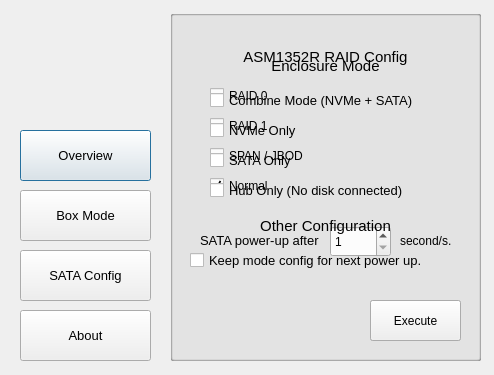
Old version of the form ultra_enclosure_manager.ui in the repository barryblueice/R-SODIUM-Ultra-Enclosure-Manager.
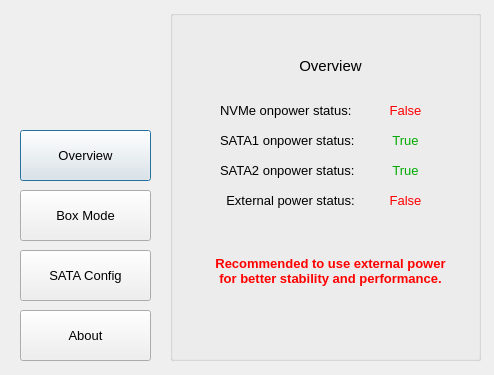
New version of the form. Icons and pictures are not drawn.

```diff
--- a/ultra_enclosure_manager.ui
+++ b/ultra_enclosure_manager.ui
@@ -152,7 +152,7 @@
     </font>
    </property>
    <property name="autoFillBackground">
-    <bool>false</bool>
+    <bool>true</bool>
    </property>
    <property name="title">
     <string/>
@@ -311,15 +311,214 @@
      <height>351</height>
     </rect>
    </property>
+   <property name="autoFillBackground">
+    <bool>true</bool>
+   </property>
    <property name="title">
     <string/>
    </property>
-   <widget class="QLabel" name="label_5">
+   <widget class="QScrollArea" name="scrollArea">
     <property name="geometry">
      <rect>
-      <x>70</x>
+      <x>-1</x>
+      <y>0</y>
+      <width>311</width>
+      <height>351</height>
+     </rect>
+    </property>
+    <property name="autoFillBackground">
+     <bool>false</bool>
+    </property>
+    <property name="widgetResizable">
+     <bool>true</bool>
+    </property>
+    <widget class="QWidget" name="scrollAreaWidgetContents">
+     <property name="geometry">
+      <rect>
+       <x>0</x>
+       <y>0</y>
+       <width>297</width>
+       <height>1000</height>
+      </rect>
+     </property>
+     <property name="minimumSize">
+      <size>
+       <width>100</width>
+       <height>1000</height>
+      </size>
+     </property>
+     <property name="autoFillBackground">
+      <bool>false</bool>
+     </property>
+     <widget class="QCheckBox" name="sataonly">
+      <property name="geometry">
+       <rect>
+        <x>40</x>
+        <y>130</y>
+        <width>231</width>
+        <height>21</height>
+       </rect>
+      </property>
+      <property name="font">
+       <font>
+        <pointsize>10</pointsize>
+       </font>
+      </property>
+      <property name="text">
+       <string>SATA Only</string>
+      </property>
+     </widget>
+     <widget class="QPushButton" name="boxmode_execute">
+      <property name="geometry">
+       <rect>
+        <x>200</x>
+        <y>280</y>
+        <width>91</width>
+        <height>41</height>
+       </rect>
+      </property>
+      <property name="text">
+       <string>Execute</string>
+      </property>
+     </widget>
+     <widget class="QCheckBox" name="combinemode">
+      <property name="geometry">
+       <rect>
+        <x>40</x>
+        <y>70</y>
+        <width>231</width>
+        <height>21</height>
+       </rect>
+      </property>
+      <property name="font">
+       <font>
+        <pointsize>10</pointsize>
+       </font>
+      </property>
+      <property name="text">
+       <string>Combine Mode (NVMe + SATA)</string>
+      </property>
+     </widget>
+     <widget class="QLabel" name="label_6">
+      <property name="geometry">
+       <rect>
+        <x>70</x>
+        <y>190</y>
+        <width>171</width>
+        <height>31</height>
+       </rect>
+      </property>
+      <property name="font">
+       <font>
+        <pointsize>11</pointsize>
+       </font>
+      </property>
+      <property name="text">
+       <string>Other Configuration</string>
+      </property>
+      <property name="alignment">
+       <set>Qt::AlignmentFlag::AlignCenter</set>
+      </property>
+     </widget>
+     <widget class="QCheckBox" name="hubonly">
+      <property name="geometry">
+       <rect>
+        <x>40</x>
+        <y>160</y>
+        <width>231</width>
+        <height>21</height>
+       </rect>
+      </property>
+      <property name="font">
+       <font>
+        <pointsize>10</pointsize>
+       </font>
+      </property>
+      <property name="text">
+       <string>Hub Only (No disk connected)</string>
+      </property>
+     </widget>
+     <widget class="QCheckBox" name="nvmeonly">
+      <property name="geometry">
+       <rect>
+        <x>40</x>
+        <y>100</y>
+        <width>231</width>
+        <height>21</height>
+       </rect>
+      </property>
+      <property name="font">
+       <font>
+        <pointsize>10</pointsize>
+       </font>
+      </property>
+      <property name="text">
+       <string>NVMe Only</string>
+      </property>
+     </widget>
+     <widget class="QLabel" name="label_5">
+      <property name="geometry">
+       <rect>
+        <x>70</x>
+        <y>30</y>
+        <width>171</width>
+        <height>31</height>
+       </rect>
+      </property>
+      <property name="font">
+       <font>
+        <pointsize>11</pointsize>
+       </font>
+      </property>
+      <property name="text">
+       <string>Enclosure Mode</string>
+      </property>
+      <property name="alignment">
+       <set>Qt::AlignmentFlag::AlignCenter</set>
+      </property>
+     </widget>
+     <widget class="QCheckBox" name="storageconfig">
+      <property name="geometry">
+       <rect>
+        <x>20</x>
+        <y>230</y>
+        <width>261</width>
+        <height>21</height>
+       </rect>
+      </property>
+      <property name="font">
+       <font>
+        <pointsize>10</pointsize>
+       </font>
+      </property>
+      <property name="text">
+       <string>Keep mode config for next power up.</string>
+      </property>
+     </widget>
+    </widget>
+   </widget>
+  </widget>
+  <widget class="QGroupBox" name="overview">
+   <property name="geometry">
+    <rect>
+     <x>170</x>
+     <y>10</y>
+     <width>311</width>
+     <height>351</height>
+    </rect>
+   </property>
+   <property name="autoFillBackground">
+    <bool>true</bool>
+   </property>
+   <property name="title">
+    <string/>
+   </property>
+   <widget class="QLabel" name="label_7">
+    <property name="geometry">
+     <rect>
+      <x>80</x>
       <y>40</y>
-      <width>171</width>
+      <width>161</width>
       <height>31</height>
      </rect>
     </property>
@@ -329,18 +528,18 @@
      </font>
     </property>
     <property name="text">
-     <string>Enclosure Mode</string>
+     <string>Overview</string>
     </property>
     <property name="alignment">
      <set>Qt::AlignmentFlag::AlignCenter</set>
     </property>
    </widget>
-   <widget class="QCheckBox" name="combinemode">
+   <widget class="QLabel" name="label_8">
     <property name="geometry">
      <rect>
-      <x>40</x>
-      <y>80</y>
-      <width>231</width>
+      <x>50</x>
+      <y>90</y>
+      <width>151</width>
       <height>21</height>
      </rect>
     </property>
@@ -350,15 +549,15 @@
      </font>
     </property>
     <property name="text">
-     <string>Combine Mode (NVMe + SATA)</string>
+     <string>NVMe onpower status:</string>
     </property>
    </widget>
-   <widget class="QCheckBox" name="nvmeonly">
+   <widget class="QLabel" name="nvme_status">
     <property name="geometry">
      <rect>
-      <x>40</x>
-      <y>110</y>
-      <width>231</width>
+      <x>200</x>
+      <y>90</y>
+      <width>71</width>
       <height>21</height>
      </rect>
     </property>
@@ -367,16 +566,22 @@
       <pointsize>10</pointsize>
      </font>
     </property>
+    <property name="styleSheet">
+     <string notr="true">color: rgb(255, 0, 0);</string>
+    </property>
     <property name="text">
-     <string>NVMe Only</string>
+     <string>False</string>
     </property>
+    <property name="alignment">
+     <set>Qt::AlignmentFlag::AlignCenter</set>
+    </property>
    </widget>
-   <widget class="QCheckBox" name="sataonly">
+   <widget class="QLabel" name="sata1_status">
     <property name="geometry">
      <rect>
-      <x>40</x>
-      <y>140</y>
-      <width>231</width>
+      <x>200</x>
+      <y>120</y>
+      <width>71</width>
       <height>21</height>
      </rect>
     </property>
@@ -385,94 +590,148 @@
       <pointsize>10</pointsize>
      </font>
     </property>
+    <property name="styleSheet">
+     <string notr="true">color: rgb(0, 170, 0);</string>
+    </property>
     <property name="text">
-     <string>SATA Only</string>
+     <string>True</string>
     </property>
+    <property name="alignment">
+     <set>Qt::AlignmentFlag::AlignCenter</set>
+    </property>
    </widget>
-   <widget class="QLabel" name="label_6">
+   <widget class="QLabel" name="label_9">
     <property name="geometry">
      <rect>
-      <x>70</x>
-      <y>200</y>
-      <width>171</width>
-      <height>31</height>
+      <x>50</x>
+      <y>120</y>
+      <width>151</width>
+      <height>21</height>
      </rect>
     </property>
     <property name="font">
      <font>
-      <pointsize>11</pointsize>
+      <pointsize>10</pointsize>
      </font>
     </property>
     <property name="text">
-     <string>Other Configuration</string>
+     <string>SATA1 onpower status:</string>
     </property>
+   </widget>
+   <widget class="QLabel" name="sata2_status">
+    <property name="geometry">
+     <rect>
+      <x>200</x>
+      <y>150</y>
+      <width>71</width>
+      <height>21</height>
+     </rect>
+    </property>
+    <property name="font">
+     <font>
+      <pointsize>10</pointsize>
+     </font>
+    </property>
+    <property name="styleSheet">
+     <string notr="true">color: rgb(0, 170, 0);</string>
+    </property>
+    <property name="text">
+     <string>True</string>
+    </property>
     <property name="alignment">
      <set>Qt::AlignmentFlag::AlignCenter</set>
     </property>
    </widget>
-   <widget class="QCheckBox" name="storageconfig">
+   <widget class="QLabel" name="label_10">
     <property name="geometry">
      <rect>
-      <x>20</x>
+      <x>50</x>
+      <y>150</y>
+      <width>151</width>
+      <height>21</height>
+     </rect>
+    </property>
+    <property name="font">
+     <font>
+      <pointsize>10</pointsize>
+     </font>
+    </property>
+    <property name="text">
+     <string>SATA2 onpower status:</string>
+    </property>
+   </widget>
+   <widget class="QLabel" name="ext_power_status">
+    <property name="geometry">
+     <rect>
+      <x>200</x>
+      <y>180</y>
+      <width>71</width>
+      <height>21</height>
+     </rect>
+    </property>
+    <property name="font">
+     <font>
+      <pointsize>10</pointsize>
+     </font>
+    </property>
+    <property name="styleSheet">
+     <string notr="true">color: rgb(255, 0, 0);</string>
+    </property>
+    <property name="text">
+     <string>False</string>
+    </property>
+    <property name="alignment">
+     <set>Qt::AlignmentFlag::AlignCenter</set>
+    </property>
+   </widget>
+   <widget class="QLabel" name="label_11">
+    <property name="geometry">
+     <rect>
+      <x>50</x>
+      <y>180</y>
+      <width>141</width>
+      <height>21</height>
+     </rect>
+    </property>
+    <property name="font">
+     <font>
+      <pointsize>10</pointsize>
+     </font>
+    </property>
+    <property name="text">
+     <string>External power status:</string>
+    </property>
+    <property name="alignment">
+     <set>Qt::AlignmentFlag::AlignCenter</set>
+    </property>
+   </widget>
+   <widget class="QLabel" name="ext_pwr_tips">
+    <property name="geometry">
+     <rect>
+      <x>30</x>
       <y>240</y>
       <width>261</width>
-      <height>21</height>
-     </rect>
-    </property>
-    <property name="font">
-     <font>
-      <pointsize>10</pointsize>
-     </font>
-    </property>
-    <property name="text">
-     <string>Keep mode config for next power up.</string>
-    </property>
-   </widget>
-   <widget class="QPushButton" name="boxmode_execute">
-    <property name="geometry">
-     <rect>
-      <x>200</x>
-      <y>290</y>
-      <width>91</width>
       <height>41</height>
      </rect>
     </property>
-    <property name="text">
-     <string>Execute</string>
-    </property>
-   </widget>
-   <widget class="QCheckBox" name="hubonly">
-    <property name="geometry">
-     <rect>
-      <x>40</x>
-      <y>170</y>
-      <width>231</width>
-      <height>21</height>
-     </rect>
-    </property>
     <property name="font">
      <font>
       <pointsize>10</pointsize>
+      <bold>true</bold>
      </font>
     </property>
+    <property name="styleSheet">
+     <string notr="true">color: rgb(255, 0, 0);</string>
+    </property>
     <property name="text">
-     <string>Hub Only (No disk connected)</string>
+     <string>Recommended to use external power
+for better stability and performance.</string>
+    </property>
+    <property name="alignment">
+     <set>Qt::AlignmentFlag::AlignCenter</set>
     </property>
    </widget>
   </widget>
-  <widget class="QGroupBox" name="overview">
-   <property name="geometry">
-    <rect>
-     <x>170</x>
-     <y>10</y>
-     <width>311</width>
-     <height>351</height>
-    </rect>
-   </property>
-   <property name="title">
-    <string/>
-   </property>
-  </widget>
   <widget class="QGroupBox" name="about">
    <property name="geometry">
     <rect>
@@ -482,11 +741,13 @@
      <height>351</height>
     </rect>
    </property>
+   <property name="autoFillBackground">
+    <bool>true</bool>
+   </property>
    <property name="title">
     <string/>
    </property>
   </widget>
-  <zorder>overview</zorder>
   <zorder>about</zorder>
   <zorder>overview_button</zorder>
   <zorder>label_2</zorder>
@@ -495,6 +756,7 @@
   <zorder>about_button</zorder>
   <zorder>sataconfig</zorder>
   <zorder>boxmode</zorder>
+  <zorder>overview</zorder>
  </widget>
  <resources>
   <include location="usm.qrc"/>
```
